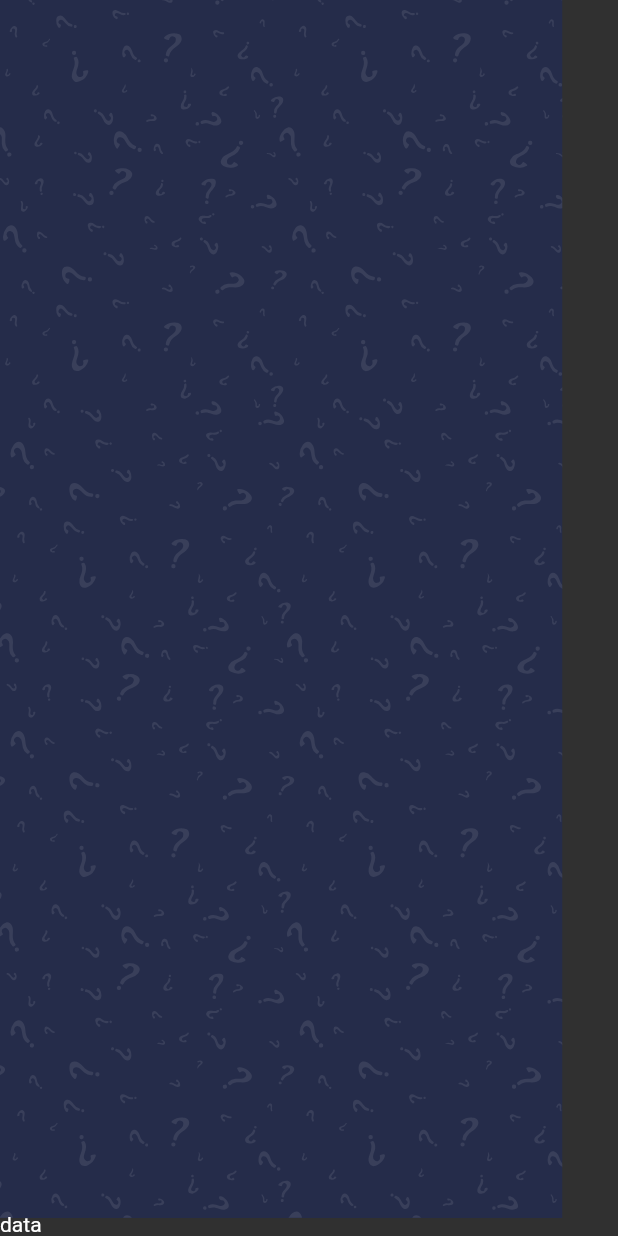
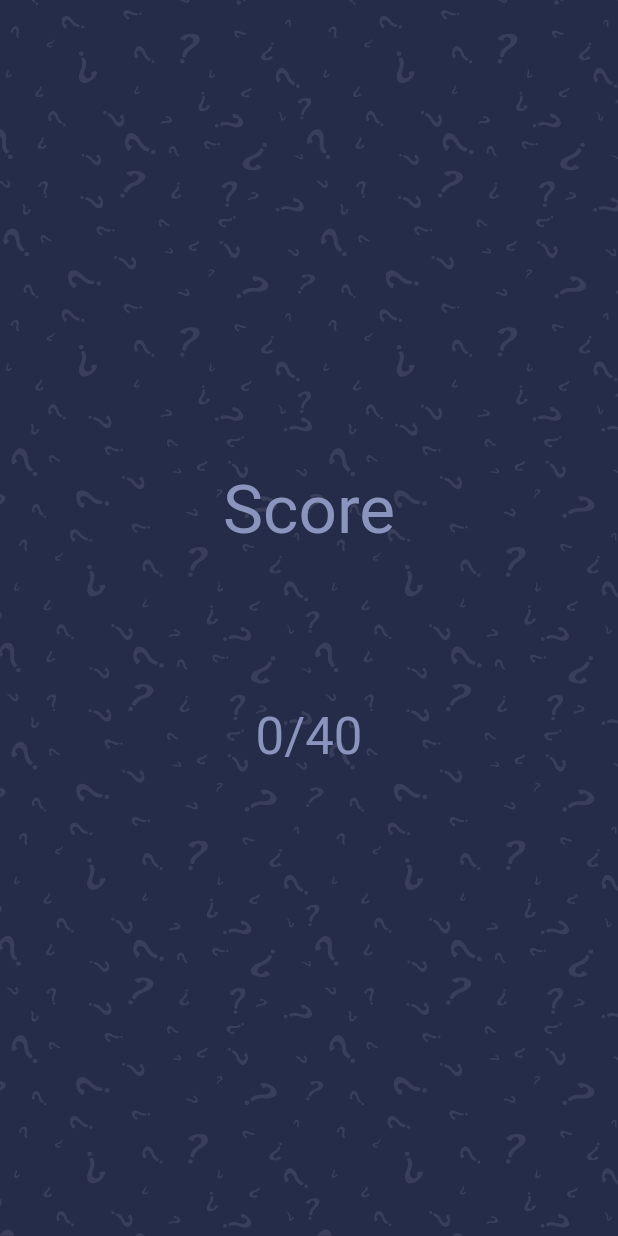
Before and after one commit to soumyajitdas365/another_quiz_app, a Flutter app: the screen it shows after launch, on a phone screen of 412 x 824 dp. Run offline on Flutter 3.47's test engine with Material 2 defaults, Android fonts, the phone set to English and light mode, and no system bars; our stand-ins replace flutter_svg, get.

Commit message:
Added Score Data to score page

```diff
--- a/lib/controller/controller.dart
+++ b/lib/controller/controller.dart
@@ -1,7 +1,7 @@
 // ignore_for_file: unused_field, unnecessary_this, prefer_const_constructors, non_constant_identifier_names, prefer_final_fields
 
 import 'package:another_quiz/models/questionsmodel.dart';
-import 'package:flutter/animation.dart';
+
 import 'package:flutter/cupertino.dart';
 import 'package:get/get.dart';
 
--- a/lib/main.dart
+++ b/lib/main.dart
@@ -1,6 +1,5 @@
 // ignore_for_file: prefer_const_constructors
 
-import 'package:another_quiz/screens/questionscreen.dart';
 import 'package:another_quiz/screens/scorescreen.dart';
 import 'package:flutter/material.dart';
 
--- a/lib/screens/answeroptions.dart
+++ b/lib/screens/answeroptions.dart
@@ -2,7 +2,7 @@
 
 import 'package:another_quiz/controller/controller.dart';
 import 'package:another_quiz/konstants.dart';
-import 'package:another_quiz/models/questionsmodel.dart';
+
 import 'package:flutter/material.dart';
 import 'package:get/get_state_manager/src/simple/get_state.dart';
 
--- a/lib/screens/questionscreen.dart
+++ b/lib/screens/questionscreen.dart
@@ -1,8 +1,8 @@
-// ignore_for_file: prefer_const_constructors, avoid_print, unused_local_variable
+// ignore_for_file: prefer_const_constructors, avoid_print, unused_local_variable, sized_box_for_whitespace
 
 import 'package:another_quiz/controller/controller.dart';
 import 'package:another_quiz/konstants.dart';
-import 'package:another_quiz/models/questionsmodel.dart';
+
 import 'package:another_quiz/screens/questioncard.dart';
 import 'package:another_quiz/timebar.dart';
 import 'package:flutter/material.dart';
--- a/lib/screens/scorescreen.dart
+++ b/lib/screens/scorescreen.dart
@@ -1,13 +1,20 @@
+// ignore_for_file: prefer_const_literals_to_create_immutables, prefer_const_constructors
+
+import 'package:another_quiz/controller/controller.dart';
+import 'package:another_quiz/konstants.dart';
 import 'package:flutter/material.dart';
 import 'package:flutter_svg/flutter_svg.dart';
+import 'package:get/get.dart';
 
 class ScoreScreen extends StatelessWidget {
   const ScoreScreen({Key? key}) : super(key: key);
 
   @override
   Widget build(BuildContext context) {
+    Controller _controller = Get.put(Controller());
     return Scaffold(
       body: Stack(
+        fit: StackFit.expand,
         children: [
           SvgPicture.asset(
             "assets/images/bg.svg",
@@ -15,8 +22,27 @@ class ScoreScreen extends StatelessWidget {
           ),
           Column(
             children: [
+              Spacer(
+                flex: 3,
+              ),
+              Text(
+                "Score",
+                style: Theme.of(context)
+                    .textTheme
+                    .headline3!
+                    .copyWith(color: kSecondaryColor),
+              ),
               Spacer(),
-              Text("data"),
+              Text(
+                "${_controller.numberofCorrectAnswer * 10}/${_controller.questions.length * 10}",
+                style: Theme.of(context)
+                    .textTheme
+                    .headline4!
+                    .copyWith(color: kSecondaryColor),
+              ),
+              Spacer(
+                flex: 3,
+              ),
             ],
           ),
         ],
```
